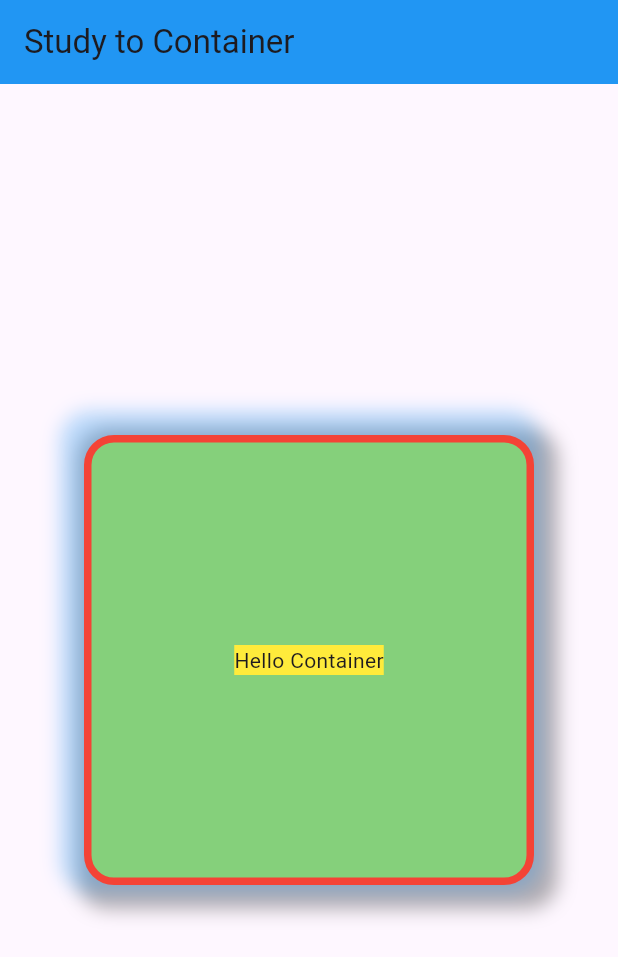
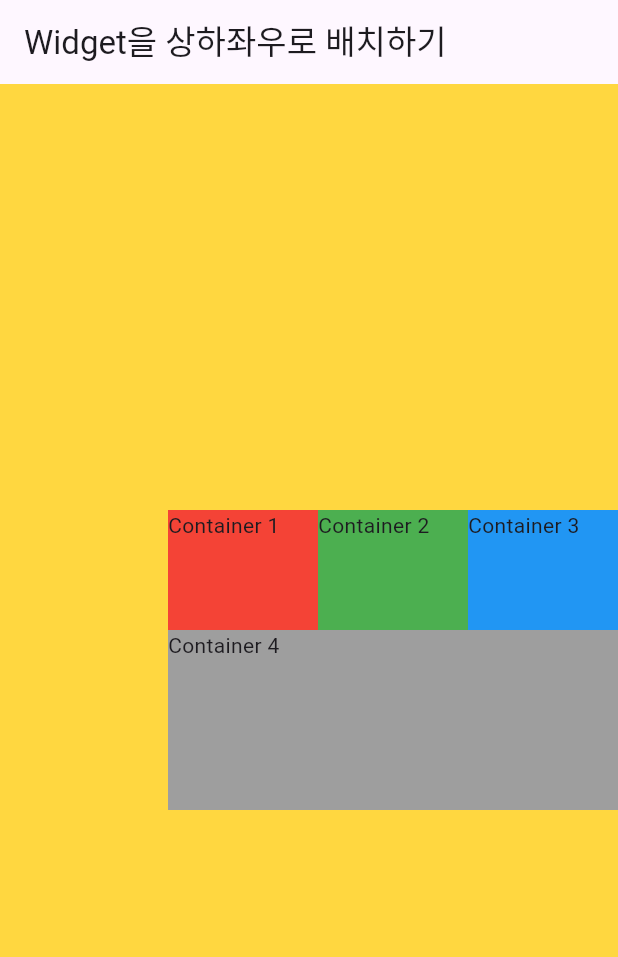
Before and after one commit to beaniejoy/flutter-app-demo, a Flutter app: the screen it shows after launch, on a phone screen of 412 x 824 dp. Shown: the top 957 px of the screen. Run offline on Flutter 3.47's test engine with Material 3 defaults, Android fonts, the phone set to English and light mode, and no system bars.

Commit message:
상하좌우, scroll 내용 추가

```diff
--- a/lib/main.dart
+++ b/lib/main.dart
@@ -1,62 +1,7 @@
 import 'package:flutter/material.dart';
+import 'package:test_flutter_project/part2/01_container_center.dart';
+import 'package:test_flutter_project/part2/02_flutter_layout.dart';
 
 void main() {
-  runApp(
-    MaterialApp(
-      home: Scaffold(
-        appBar: AppBar(
-          title: Container(
-            child: Text('Study to Container'),
-          ),
-          backgroundColor: Colors.blue,
-        ),
-        body: CustomContainer(),
-      ),
-    ),
-  );
+  runApp(WidgetColumnRowLayout());
 }
-
-class CustomContainer extends StatelessWidget {
-  const CustomContainer({super.key});
-
-  @override
-  Widget build(BuildContext context) {
-    return Center(
-      child: Container(
-        width: 300,
-        height: 300,
-        padding: EdgeInsets.fromLTRB(10, 12, 10, 12),
-        // margin: EdgeInsets.symmetric(vertical: 12, horizontal: 10),
-        decoration: BoxDecoration(
-          color: Color(0xFF85D07B),
-          border: Border.all(
-            color: Colors.red,
-            width: 5,
-            style: BorderStyle.solid,
-          ),
-          borderRadius: BorderRadius.circular(20),
-          boxShadow: [
-            BoxShadow(
-              color: Colors.black.withOpacity(0.3),
-              offset: Offset(6, 6),
-              blurRadius: 10,
-              spreadRadius: 10,
-            ),
-            BoxShadow(
-              color: Colors.blue.withOpacity(0.3),
-              offset: Offset(-6, -6),
-              blurRadius: 10,
-              spreadRadius: 10,
-            ),
-          ],
-        ),
-        child: Center(
-          child: Container(
-            color: Colors.yellow,
-            child: Text('Hello Container'),
-          ),
-        ),
-      ),
-    );
-  }
-}
--- /dev/null
+++ b/lib/part2/01_container_center.dart
@@ -0,0 +1,65 @@
+import 'package:flutter/material.dart';
+
+class ContainerCenterApp extends StatelessWidget {
+  const ContainerCenterApp({super.key});
+
+  @override
+  Widget build(BuildContext context) {
+    return MaterialApp(
+      home: Scaffold(
+        appBar: AppBar(
+          title: Container(
+            child: Text('Study to Container'),
+          ),
+          backgroundColor: Colors.blue,
+        ),
+        body: CustomContainer(),
+      ),
+    );
+  }
+}
+
+class CustomContainer extends StatelessWidget {
+  const CustomContainer({super.key});
+
+  @override
+  Widget build(BuildContext context) {
+    return Center(
+      child: Container(
+        width: 300,
+        height: 300,
+        padding: EdgeInsets.fromLTRB(10, 12, 10, 12),
+        // margin: EdgeInsets.symmetric(vertical: 12, horizontal: 10),
+        decoration: BoxDecoration(
+          color: Color(0xFF85D07B),
+          border: Border.all(
+            color: Colors.red,
+            width: 5,
+            style: BorderStyle.solid,
+          ),
+          borderRadius: BorderRadius.circular(20),
+          boxShadow: [
+            BoxShadow(
+              color: Colors.black.withOpacity(0.3),
+              offset: Offset(6, 6),
+              blurRadius: 10,
+              spreadRadius: 10,
+            ),
+            BoxShadow(
+              color: Colors.blue.withOpacity(0.3),
+              offset: Offset(-6, -6),
+              blurRadius: 10,
+              spreadRadius: 10,
+            ),
+          ],
+        ),
+        child: Center(
+          child: Container(
+            color: Colors.yellow,
+            child: Text('Hello Container'),
+          ),
+        ),
+      ),
+    );
+  }
+}
--- /dev/null
+++ b/lib/part2/02_flutter_layout.dart
@@ -0,0 +1,272 @@
+import 'package:flutter/material.dart';
+
+/*
+* 여기서 핵심은 Row, Column 일 때 기준이 달라지는 속성들이 있음
+* - mainAxisAlignment, crossAxisAlignment,  mainAxisSize, crossAxisSize
+* */
+
+// column 기준
+class WidgetColumnLayout extends StatelessWidget {
+  const WidgetColumnLayout({super.key});
+
+  @override
+  Widget build(BuildContext context) {
+    return MaterialApp(
+      home: Scaffold(
+        appBar: AppBar(
+          title: Text('Widget을 상하로 배치하기'),
+        ),
+        body: CustomColumnBody(),
+      ),
+    );
+  }
+}
+
+class CustomColumnBody extends StatelessWidget {
+  const CustomColumnBody({super.key});
+
+  @override
+  Widget build(BuildContext context) {
+    return Container(
+      width: double.infinity,
+      // height: double.infinity, // > MainAxisSize.max 이걸로 대체 가능
+      color: Colors.grey,
+      // Column을 Center로 wrapping해도 가운데 위치가 안된다.
+      child: Column(
+        mainAxisSize: MainAxisSize.max,
+        mainAxisAlignment: MainAxisAlignment.center, // vertical align
+        crossAxisAlignment: CrossAxisAlignment.start, // horizontal align
+        children: [
+          Container(
+            width: 100,
+            height: 80,
+            color: Colors.red,
+            child: Text('Container 1'),
+          ),
+          Container(
+            width: 100,
+            height: 80,
+            color: Colors.green,
+            child: Text('Container 2'),
+          ),
+          Container(
+            width: 100,
+            height: 80,
+            color: Colors.blue,
+            child: Text('Container 3'),
+          ),
+        ],
+      ),
+    );
+  }
+}
+
+// row 기준
+class WidgetRowLayout extends StatelessWidget {
+  const WidgetRowLayout({super.key});
+
+  @override
+  Widget build(BuildContext context) {
+    return MaterialApp(
+      home: Scaffold(
+        appBar: AppBar(
+          title: Text('Widget을 좌우로 배치하기'),
+        ),
+        body: CustomRowBody(),
+      ),
+    );
+  }
+}
+
+class CustomRowBody extends StatelessWidget {
+  const CustomRowBody({super.key});
+
+  @override
+  Widget build(BuildContext context) {
+    return Container(
+      height: double.infinity,
+      color: Colors.grey,
+      child: Row(
+        mainAxisAlignment: MainAxisAlignment.center,
+        crossAxisAlignment: CrossAxisAlignment.center,
+        children: [
+          Container(
+            width: 100,
+            height: 80,
+            color: Colors.red,
+            child: Text('Container 1'),
+          ),
+          Container(
+            width: 100,
+            height: 80,
+            color: Colors.green,
+            child: Text('Container 2'),
+          ),
+          Container(
+            width: 100,
+            height: 80,
+            color: Colors.blue,
+            child: Text('Container 3'),
+          ),
+        ],
+      ),
+    );
+  }
+}
+
+// row & column 기준
+class WidgetColumnRowLayout extends StatelessWidget {
+  const WidgetColumnRowLayout({super.key});
+
+  @override
+  Widget build(BuildContext context) {
+    return MaterialApp(
+      home: Scaffold(
+        appBar: AppBar(
+          title: Text('Widget을 상하좌우로 배치하기'),
+        ),
+        body: CustomColumnRowBody(),
+      ),
+    );
+  }
+}
+
+class CustomColumnRowBody extends StatelessWidget {
+  const CustomColumnRowBody({super.key});
+
+  @override
+  Widget build(BuildContext context) {
+    // Column, Row 각각에 대해 main, cross axis 축을 기억해야하고
+    // 겉에 Container를 감쌌을 때의 align이 어떻게 바뀌는지도 중요
+    return Container(
+      width: double.infinity,
+      color: Colors.amberAccent,
+      child: Column(
+        mainAxisAlignment: MainAxisAlignment.center,
+        crossAxisAlignment: CrossAxisAlignment.end,
+        children: [
+          Row(
+            mainAxisSize: MainAxisSize
+                .min, // min으로 설정된 순간 해당 Row의 상위 Column의 cross align을 따르게 됨
+            mainAxisAlignment: MainAxisAlignment.center,
+            children: [
+              Container(
+                width: 100,
+                height: 80,
+                color: Colors.red,
+                child: Text('Container 1'),
+              ),
+              Container(
+                width: 100,
+                height: 80,
+                color: Colors.green,
+                child: Text('Container 2'),
+              ),
+              Container(
+                width: 100,
+                height: 80,
+                color: Colors.blue,
+                child: Text('Container 3'),
+              ),
+            ],
+          ),
+          Container(
+            width: 300,
+            height: 120,
+            color: Colors.grey,
+            child: Text('Container 4'),
+          )
+        ],
+      ),
+    );
+  }
+}
+
+// scroll 기준
+class WidgetScrollLayout extends StatelessWidget {
+  const WidgetScrollLayout({super.key});
+
+  @override
+  Widget build(BuildContext context) {
+    return MaterialApp(
+      home: Scaffold(
+        appBar: AppBar(
+          title: Text('Widget scroll 적용'),
+        ),
+        body: CustomScrollBody(),
+      ),
+    );
+  }
+}
+
+class CustomScrollBody extends StatelessWidget {
+  const CustomScrollBody({super.key});
+
+  @override
+  Widget build(BuildContext context) {
+    // Row, Column 모두 가능
+    return SingleChildScrollView(
+      // scrollDirection: Axis.horizontal, // Row(좌우) 방향으로 스크롤
+      child: Column(
+        mainAxisAlignment: MainAxisAlignment.center,
+        crossAxisAlignment: CrossAxisAlignment.end,
+        children: [
+          Container(
+            width: double.infinity,
+            height: 100,
+            color: Colors.grey,
+            margin: EdgeInsets.symmetric(vertical: 8),
+          ),
+          Container(
+            width: double.infinity,
+            height: 100,
+            color: Colors.grey,
+            margin: EdgeInsets.symmetric(vertical: 8),
+          ),
+          Container(
+            width: double.infinity,
+            height: 100,
+            color: Colors.grey,
+            margin: EdgeInsets.symmetric(vertical: 8),
+          ),
+          Container(
+            width: double.infinity,
+            height: 100,
+            color: Colors.grey,
+            margin: EdgeInsets.symmetric(vertical: 8),
+          ),
+          Container(
+            width: double.infinity,
+            height: 100,
+            color: Colors.grey,
+            margin: EdgeInsets.symmetric(vertical: 8),
+          ),
+          Container(
+            width: double.infinity,
+            height: 100,
+            color: Colors.grey,
+            margin: EdgeInsets.symmetric(vertical: 8),
+          ),
+          Container(
+            width: double.infinity,
+            height: 100,
+            color: Colors.grey,
+            margin: EdgeInsets.symmetric(vertical: 8),
+          ),
+          Container(
+            width: double.infinity,
+            height: 100,
+            color: Colors.grey,
+            margin: EdgeInsets.symmetric(vertical: 8),
+          ),
+          Container(
+            width: double.infinity,
+            height: 100,
+            color: Colors.grey,
+            margin: EdgeInsets.symmetric(vertical: 8),
+          ),
+        ],
+      ),
+    );
+  }
+}
```
